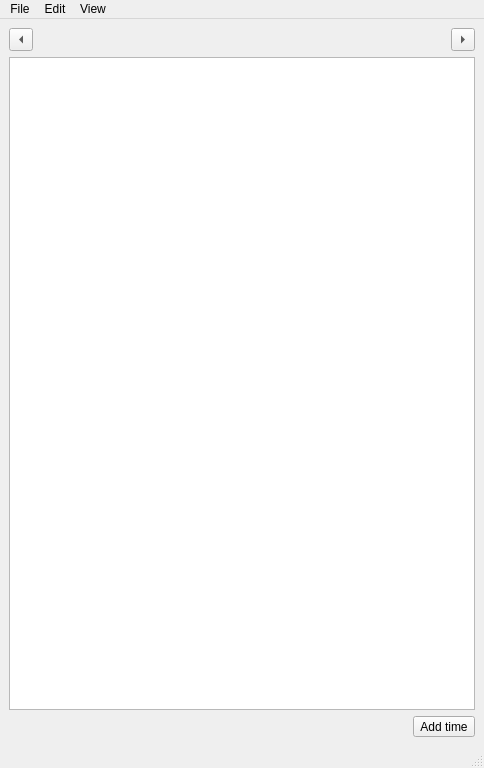
Qt form src/timereport/ui/task_view.ui (emanuelen5/qt-playground) before a commit.
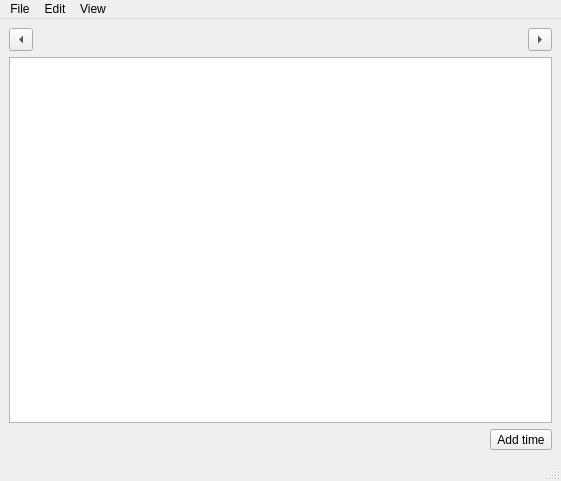
The same form after that commit. Icons and pictures are not drawn.

Commit message: Creating a settings window: adding lunch time to it

```diff
--- a/src/timereport/ui/task_view.ui
+++ b/src/timereport/ui/task_view.ui
@@ -6,8 +6,8 @@
    <rect>
     <x>0</x>
     <y>0</y>
-    <width>484</width>
-    <height>768</height>
+    <width>561</width>
+    <height>481</height>
    </rect>
   </property>
   <property name="windowTitle">
@@ -114,7 +114,7 @@
     <rect>
      <x>0</x>
      <y>0</y>
-     <width>484</width>
+     <width>561</width>
      <height>22</height>
     </rect>
    </property>
```
Left out of the diff: 20 changed lines with no effect on the pictures. The commit also changes 5 other files.
